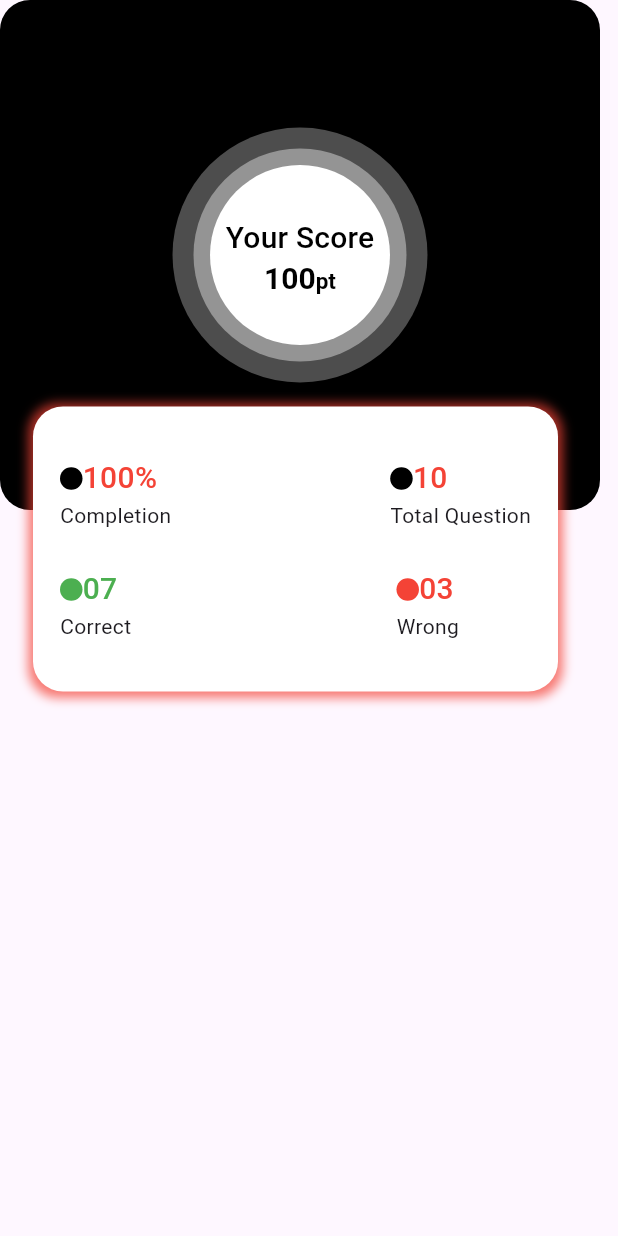
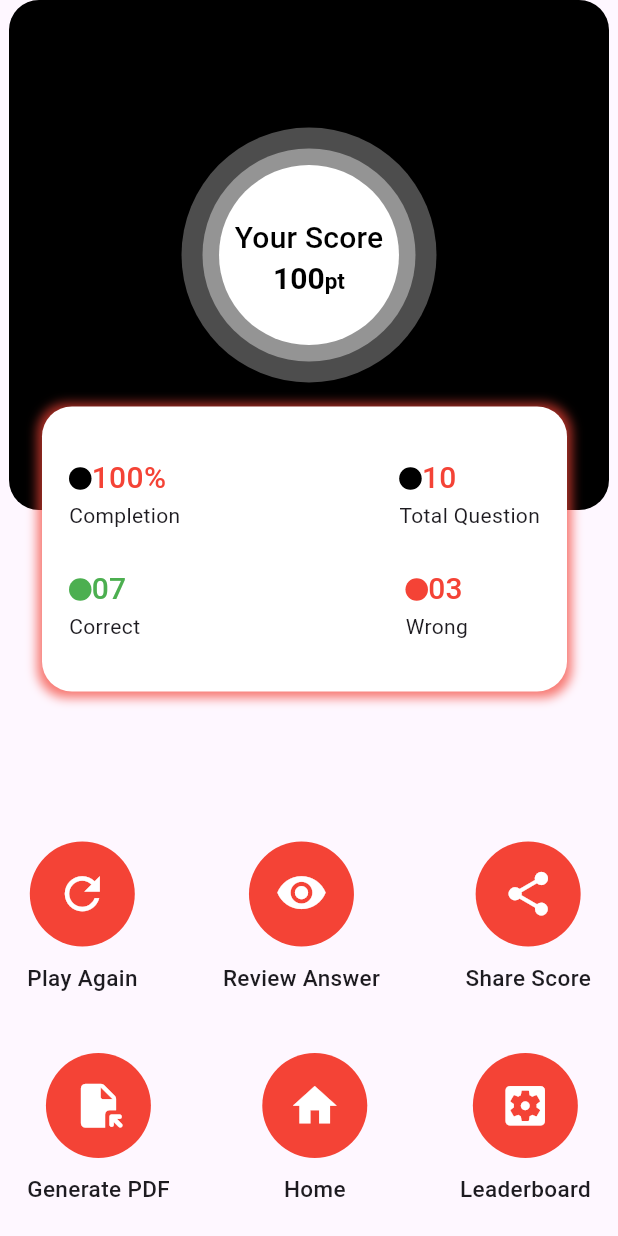
Before and after one commit to selenayyalcin/quiz-app, a Flutter app: the Completed screen opened directly, on a phone screen of 412 x 824 dp. Run offline on Flutter 3.47's test engine with Material 3 defaults, Android fonts, the phone set to English and light mode, and no system bars; network calls fail.

Commit message:
adding buttons to completed page

```diff
--- a/lib/completed_page.dart
+++ b/lib/completed_page.dart
@@ -203,6 +203,164 @@ class Completed extends StatelessWidget {
                   ),
                 ))
           ]),
+        ),
+        const SizedBox(
+          height: 40,
+        ),
+        const Center(
+          child: Padding(
+            padding: EdgeInsets.symmetric(horizontal: 18),
+            child: Row(
+              mainAxisAlignment: MainAxisAlignment.spaceBetween,
+              children: [
+                Column(
+                  children: [
+                    CircleAvatar(
+                      backgroundColor: Colors.red,
+                      radius: 35,
+                      child: Center(
+                          child: Icon(
+                        Icons.refresh,
+                        size: 35,
+                        color: Colors.white,
+                      )),
+                    ),
+                    SizedBox(
+                      height: 10,
+                    ),
+                    Text(
+                      'Play Again',
+                      style:
+                          TextStyle(fontSize: 15, fontWeight: FontWeight.w500),
+                    ),
+                  ],
+                ),
+                Column(
+                  children: [
+                    CircleAvatar(
+                      backgroundColor: Colors.red,
+                      radius: 35,
+                      child: Center(
+                          child: Icon(
+                        Icons.visibility_rounded,
+                        size: 35,
+                        color: Colors.white,
+                      )),
+                    ),
+                    SizedBox(
+                      height: 10,
+                    ),
+                    Text(
+                      'Review Answer',
+                      style:
+                          TextStyle(fontSize: 15, fontWeight: FontWeight.w500),
+                    ),
+                  ],
+                ),
+                Column(
+                  children: [
+                    CircleAvatar(
+                      backgroundColor: Colors.red,
+                      radius: 35,
+                      child: Center(
+                          child: Icon(
+                        Icons.share,
+                        size: 35,
+                        color: Colors.white,
+                      )),
+                    ),
+                    SizedBox(
+                      height: 10,
+                    ),
+                    Text(
+                      'Share Score',
+                      style:
+                          TextStyle(fontSize: 15, fontWeight: FontWeight.w500),
+                    ),
+                  ],
+                ),
+              ],
+            ),
+          ),
+        ),
+        const SizedBox(
+          height: 40,
+        ),
+        const Center(
+          child: Padding(
+            padding: EdgeInsets.symmetric(horizontal: 18),
+            child: Row(
+              mainAxisAlignment: MainAxisAlignment.spaceBetween,
+              children: [
+                Column(
+                  children: [
+                    CircleAvatar(
+                      backgroundColor: Colors.red,
+                      radius: 35,
+                      child: Center(
+                          child: Icon(
+                        Icons.file_open_rounded,
+                        size: 35,
+                        color: Colors.white,
+                      )),
+                    ),
+                    SizedBox(
+                      height: 10,
+                    ),
+                    Text(
+                      'Generate PDF',
+                      style:
+                          TextStyle(fontSize: 15, fontWeight: FontWeight.w500),
+                    ),
+                  ],
+                ),
+                Column(
+                  children: [
+                    CircleAvatar(
+                      backgroundColor: Colors.red,
+                      radius: 35,
+                      child: Center(
+                          child: Icon(
+                        Icons.home,
+                        size: 35,
+                        color: Colors.white,
+                      )),
+                    ),
+                    SizedBox(
+                      height: 10,
+                    ),
+                    Text(
+                      'Home',
+                      style:
+                          TextStyle(fontSize: 15, fontWeight: FontWeight.w500),
+                    ),
+                  ],
+                ),
+                Column(
+                  children: [
+                    CircleAvatar(
+                      backgroundColor: Colors.red,
+                      radius: 35,
+                      child: Center(
+                          child: Icon(
+                        Icons.settings_applications,
+                        size: 35,
+                        color: Colors.white,
+                      )),
+                    ),
+                    SizedBox(
+                      height: 10,
+                    ),
+                    Text(
+                      'Leaderboard',
+                      style:
+                          TextStyle(fontSize: 15, fontWeight: FontWeight.w500),
+                    ),
+                  ],
+                ),
+              ],
+            ),
+          ),
         )
       ]),
     );
```
